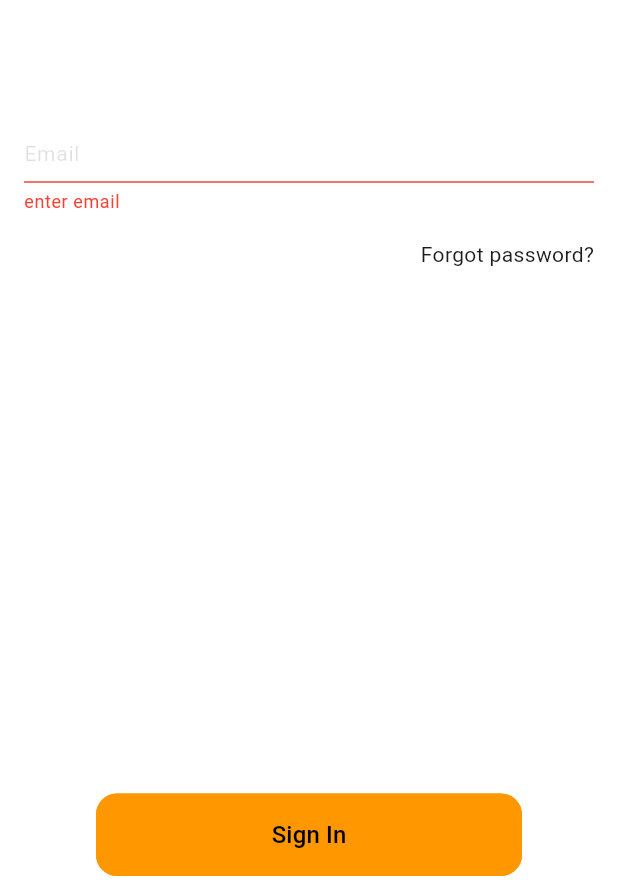
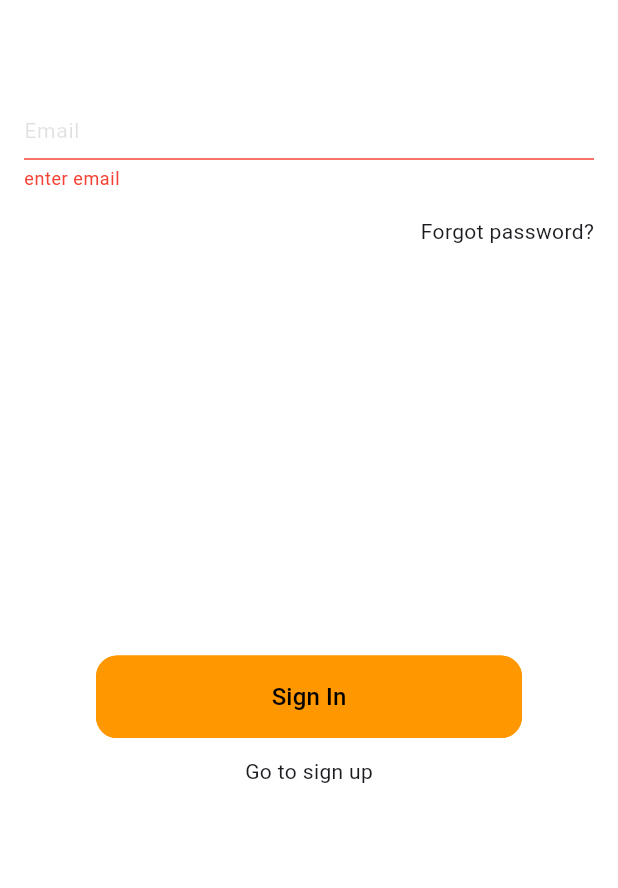
Before and after one commit to kadr0id/nice_analyses, a Flutter app: the screen it shows after launch, on a phone screen of 412 x 824 dp, the part 348-1236 px from its top. Run offline on Flutter 3.47's test engine with Material 2 defaults, Android fonts, the phone set to English and light mode, and no system bars; our stand-ins replace formz.

Commit message:
add GoToSignUp to sign in page

```diff
--- a/lib/sign_in/view/sign_in_view.dart
+++ b/lib/sign_in/view/sign_in_view.dart
@@ -27,6 +27,8 @@ class SignInView extends StatelessWidget {
             ),
             const Spacer(flex: 10),
             _SignInButton(),
+            const _GoToSignUp(),
+            const Spacer(),
             const SizedBox(height: NiceSpacing.sm),
           ],
         ),
@@ -102,3 +104,18 @@ class _SignInButton extends StatelessWidget {
     );
   }
 }
+
+class _GoToSignUp extends StatelessWidget {
+  const _GoToSignUp({Key? key}) : super(key: key);
+
+  @override
+  Widget build(BuildContext context) {
+
+    return TextLinkButton(
+      key: const Key('signInView_goToSignUp_textButton'),
+      title: 'Go to sign up',
+      link: '',
+      onPressed: () {}
+    );
+  }
+}
```
